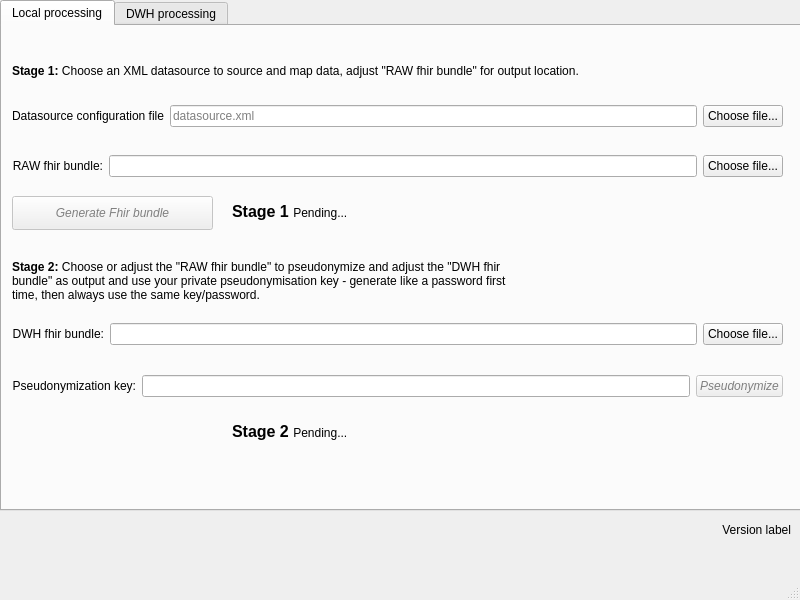
Old version of the form src/gui/mainWindow.ui in the repository dzl-dm/i2b2-upload-client.
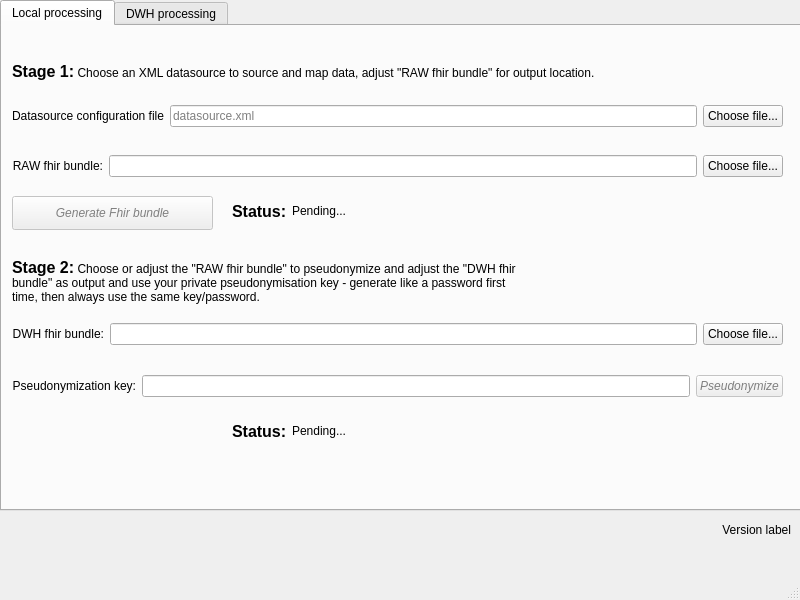
New version of the form. Icons and pictures are not drawn.

Commit message: Show confirmation for local processing stages

Patch:
```diff
--- a/src/gui/mainWindow.ui
+++ b/src/gui/mainWindow.ui
@@ -72,7 +72,7 @@
        </rect>
       </property>
       <property name="text">
-       <string>&lt;html&gt;&lt;head/&gt;&lt;body&gt;&lt;p&gt;&lt;span style=&quot; font-weight:600;&quot;&gt;Stage 1:&lt;/span&gt; Choose an XML datasource to source and map data, adjust &amp;quot;RAW fhir bundle&amp;quot; for output location.&lt;/p&gt;&lt;/body&gt;&lt;/html&gt;</string>
+       <string>&lt;html&gt;&lt;head/&gt;&lt;body&gt;&lt;p&gt;&lt;span style=&quot; font-size:12pt; font-weight:600;&quot;&gt;Stage 1:&lt;/span&gt; Choose an XML datasource to source and map data, adjust &amp;quot;RAW fhir bundle&amp;quot; for output location.&lt;/p&gt;&lt;/body&gt;&lt;/html&gt;</string>
       </property>
       <property name="wordWrap">
        <bool>true</bool>
@@ -288,7 +288,7 @@
        </rect>
       </property>
       <property name="text">
-       <string>&lt;html&gt;&lt;head/&gt;&lt;body&gt;&lt;p&gt;&lt;span style=&quot; font-weight:600;&quot;&gt;Stage 2:&lt;/span&gt; Choose or adjust the &amp;quot;RAW fhir bundle&amp;quot; to pseudonymize and adjust the &amp;quot;DWH fhir bundle&amp;quot; as output and use your private pseudonymisation key - generate like a password first time, then always use the same key/password.&lt;/p&gt;&lt;/body&gt;&lt;/html&gt;</string>
+       <string>&lt;html&gt;&lt;head/&gt;&lt;body&gt;&lt;p&gt;&lt;span style=&quot; font-size:12pt; font-weight:600;&quot;&gt;Stage 2:&lt;/span&gt; Choose or adjust the &amp;quot;RAW fhir bundle&amp;quot; to pseudonymize and adjust the &amp;quot;DWH fhir bundle&amp;quot; as output and use your private pseudonymisation key - generate like a password first time, then always use the same key/password.&lt;/p&gt;&lt;/body&gt;&lt;/html&gt;</string>
       </property>
       <property name="wordWrap">
        <bool>true</bool>
@@ -299,12 +299,12 @@
        <rect>
         <x>230</x>
         <y>390</y>
-        <width>521</width>
+        <width>61</width>
         <height>31</height>
        </rect>
       </property>
       <property name="text">
-       <string>&lt;html&gt;&lt;head/&gt;&lt;body&gt;&lt;p&gt;&lt;span style=&quot; font-size:12pt; font-weight:600;&quot;&gt;Stage 2 &lt;/span&gt;Pending...&lt;/p&gt;&lt;/body&gt;&lt;/html&gt;</string>
+       <string>&lt;html&gt;&lt;head/&gt;&lt;body&gt;&lt;p&gt;&lt;span style=&quot; font-size:12pt; font-weight:600;&quot;&gt;Status:&lt;/span&gt;&lt;/p&gt;&lt;/body&gt;&lt;/html&gt;</string>
       </property>
       <property name="wordWrap">
        <bool>true</bool>
@@ -315,12 +315,44 @@
        <rect>
         <x>230</x>
         <y>170</y>
-        <width>521</width>
+        <width>61</width>
         <height>31</height>
        </rect>
       </property>
       <property name="text">
-       <string>&lt;html&gt;&lt;head/&gt;&lt;body&gt;&lt;p&gt;&lt;span style=&quot; font-size:12pt; font-weight:600;&quot;&gt;Stage 1 &lt;/span&gt;Pending...&lt;/p&gt;&lt;/body&gt;&lt;/html&gt;</string>
+       <string>&lt;html&gt;&lt;head/&gt;&lt;body&gt;&lt;p&gt;&lt;span style=&quot; font-size:12pt; font-weight:600;&quot;&gt;Status:&lt;/span&gt;&lt;/p&gt;&lt;/body&gt;&lt;/html&gt;</string>
+      </property>
+      <property name="wordWrap">
+       <bool>true</bool>
+      </property>
+     </widget>
+     <widget class="QLabel" name="stage2StatusText">
+      <property name="geometry">
+       <rect>
+        <x>290</x>
+        <y>390</y>
+        <width>491</width>
+        <height>31</height>
+       </rect>
+      </property>
+      <property name="text">
+       <string>&lt;html&gt;&lt;head/&gt;&lt;body&gt;&lt;p&gt;Pending...&lt;/p&gt;&lt;/body&gt;&lt;/html&gt;</string>
+      </property>
+      <property name="wordWrap">
+       <bool>true</bool>
+      </property>
+     </widget>
+     <widget class="QLabel" name="stage1StatusText">
+      <property name="geometry">
+       <rect>
+        <x>290</x>
+        <y>170</y>
+        <width>491</width>
+        <height>31</height>
+       </rect>
+      </property>
+      <property name="text">
+       <string>&lt;html&gt;&lt;head/&gt;&lt;body&gt;&lt;p&gt;Pending...&lt;/p&gt;&lt;/body&gt;&lt;/html&gt;</string>
       </property>
       <property name="wordWrap">
        <bool>true</bool>
```
The commit also changes 2 other files.
